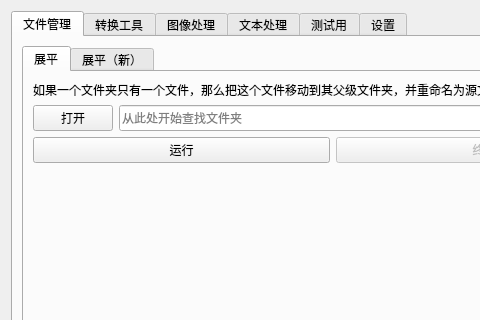
Old version of the form app.ui in the repository XJF2332/JABORT; both pictures show x 0 to 480 and y 0 to 320 of the 666 by 677 pixel window.
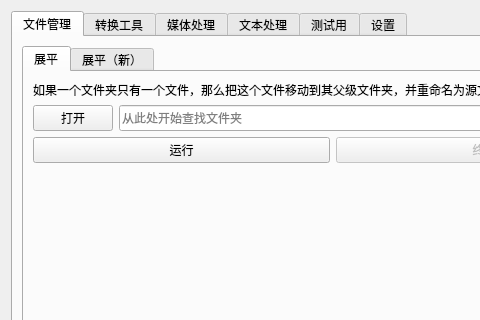
New version of the form. Icons and pictures are not drawn.

Patch:
```diff
--- a/app.ui
+++ b/app.ui
@@ -527,7 +527,7 @@
      </widget>
      <widget class="QWidget" name="ImgProcessingLayout">
       <attribute name="title">
-       <string>图像处理</string>
+       <string>媒体处理</string>
       </attribute>
       <layout class="QVBoxLayout" name="verticalLayout_5">
        <item>
```
